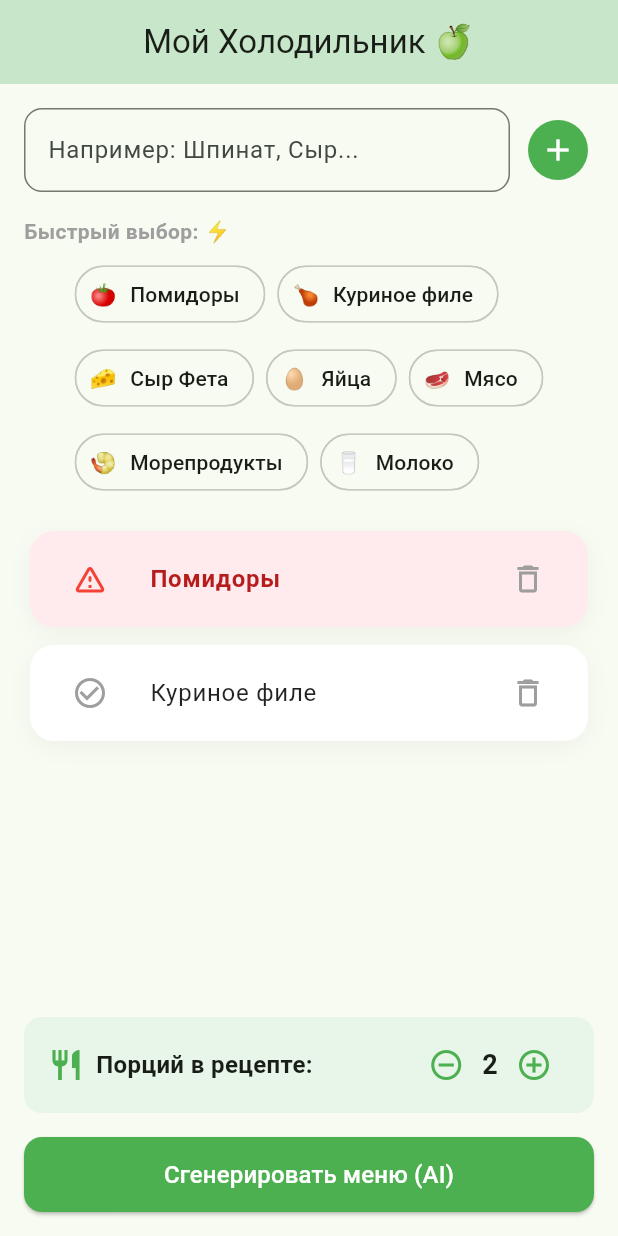
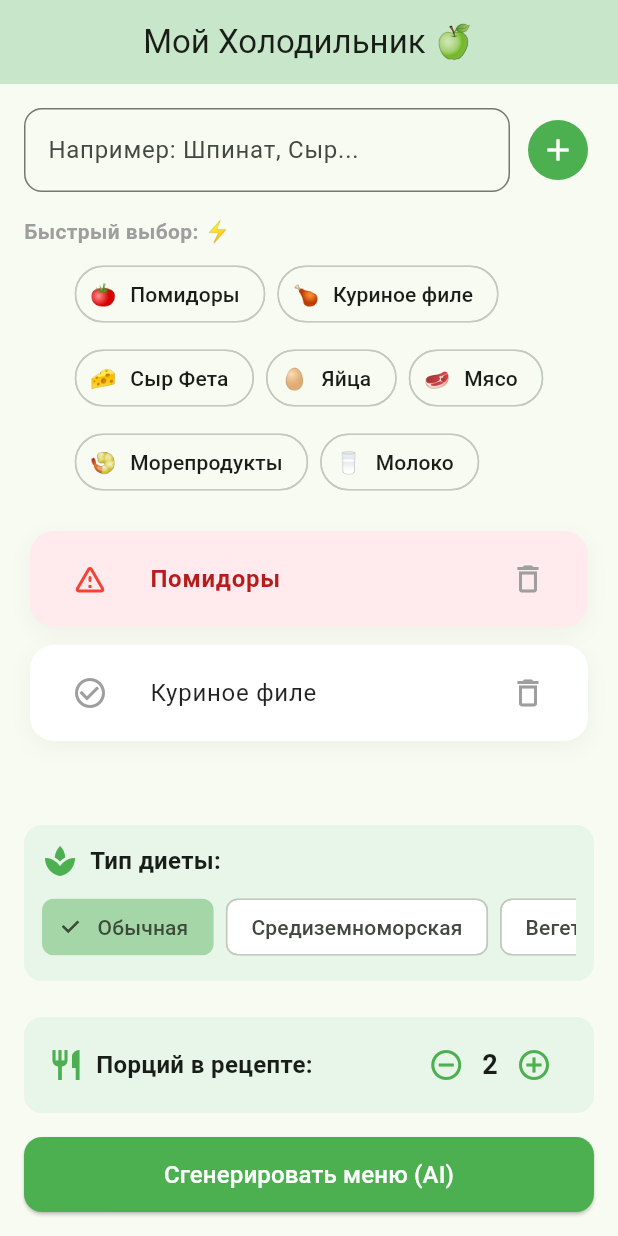
Before and after one commit to cherrydan/zero_waste_chef, a Flutter app: the screen it shows after launch, on a phone screen of 412 x 824 dp. Run offline on Flutter 3.47's test engine with Material 3 defaults, Android fonts, the phone set to English and light mode, and no system bars; our stand-ins replace shared_preferences.

Commit message:
style: fix diet buttons overflow by implementing horizontal scroll with physics

```diff
--- a/lib/screens/fridge_screen.dart
+++ b/lib/screens/fridge_screen.dart
@@ -38,6 +38,10 @@ class _FridgeScreenState extends State<FridgeScreen> {
   ];
 
   int _portions = 2; // Количество порций по умолчанию
+
+  final List<String> _diets = ['Обычная', 'Средиземноморская', 'Вегетарианская'];
+  String _selectedDiet = 'Обычная'; // Переменная для хранения выбранной диеты
+
 
 final List<PopularProduct> _popularProducts = [
   PopularProduct(name: 'Помидоры', emoji: '🍅'),
@@ -100,6 +104,13 @@ final List<PopularProduct> _popularProducts = [
       if (_portions > 1) {
         _portions--;
       }
+    });
+  }
+
+  // выбор диеты
+    void _selectDiet(String diet) {
+    setState(() {
+      _selectedDiet = diet; // Сохраняем выбранную диету
     });
   }
 
@@ -278,6 +289,63 @@ final List<PopularProduct> _popularProducts = [
                       },
                     ),
             ),
+
+// Красивый блок настройки диеты
+// Красивый блок настройки диеты (с горизонтальным скроллом)
+Container(
+  padding: const EdgeInsets.all(12.0),
+  decoration: BoxDecoration(
+    color: Colors.green.shade50,
+    borderRadius: BorderRadius.circular(12.0),
+  ),
+  child: Column(
+    crossAxisAlignment: CrossAxisAlignment.start,
+    children: [
+      const Row(
+        children: [
+          Icon(Icons.spa, color: Colors.green),
+          SizedBox(width: 8),
+          Text(
+            'Тип диеты:',
+            style: TextStyle(fontSize: 16, fontWeight: FontWeight.bold),
+          ),
+        ],
+      ),
+      const SizedBox(height: 8),
+
+      // Наш горизонтальный скроллер для кнопок-чипсов
+      SingleChildScrollView(
+        scrollDirection: Axis.horizontal, // Скроллим только по горизонтали
+        physics: const BouncingScrollPhysics(), // Эффект пружины при прокрутке
+        child: Row(
+          children: [
+            for (String diet in _diets)
+              Padding(
+                padding: const EdgeInsets.only(right: 8.0), // Отступы между кнопками
+                child: ChoiceChip(
+                  label: Text(diet),
+                  selected: _selectedDiet == diet,
+                  selectedColor: Colors.green.shade200,
+                  backgroundColor: Colors.white,
+                  onSelected: (bool selected) {
+                    if (selected) {
+                      _selectDiet(diet);
+                    }
+                  },
+                ),
+              ),
+          ],
+        ),
+      ),
+    ],
+  ),
+),
+
+const SizedBox(height: 12), // Отступ перед блоком порций
+
+const SizedBox(height: 12), // Отступ перед блоком порций
+
+
             // Красивый блок настройки порций
 Container(
   padding: const EdgeInsets.symmetric(horizontal: 16.0, vertical: 8.0),
@@ -331,7 +399,7 @@ const SizedBox(height: 16), // Отступ перед зеленой кнопк
                   Navigator.push(
                     context,
                     MaterialPageRoute(
-                      builder: (context) => RecipeScreen(selectedIngredients: _ingredients, portions: _portions),
+                      builder: (context) => RecipeScreen(selectedIngredients: _ingredients, portions: _portions, diet: _selectedDiet),
                     ),
                   );
                 },
--- a/lib/screens/recipe_screen.dart
+++ b/lib/screens/recipe_screen.dart
@@ -23,7 +23,9 @@ class RecipeScreen extends StatefulWidget {
 
   final int portions; // Новое поле для количества порций
 
-  const RecipeScreen({super.key, required this.selectedIngredients, required this.portions});
+  final String diet; // новое поле для выбранной диеты
+
+  const RecipeScreen({super.key, required this.selectedIngredients, required this.portions, required this.diet});
 
   @override
   State<RecipeScreen> createState() => _RecipeScreenState();
@@ -58,7 +60,7 @@ class _RecipeScreenState extends State<RecipeScreen> {
   };
       var aiPrompt = '''
 Приготовь блюдо строго на ${widget.portions} порции(й) из следующих продуктов: ${widget.selectedIngredients.map((e) => e.name).join(', ')}.
-Добавь не больше 2 дешевых ингредиентов.
+Добавь не больше 2 дешевых ингредиентов. Рецепт должен строго соответствовать диете: ${widget.diet}
 
 Ответ верни СТРОГО в формате JSON с ключами:
 - 'recipe_name' (строка)
```
